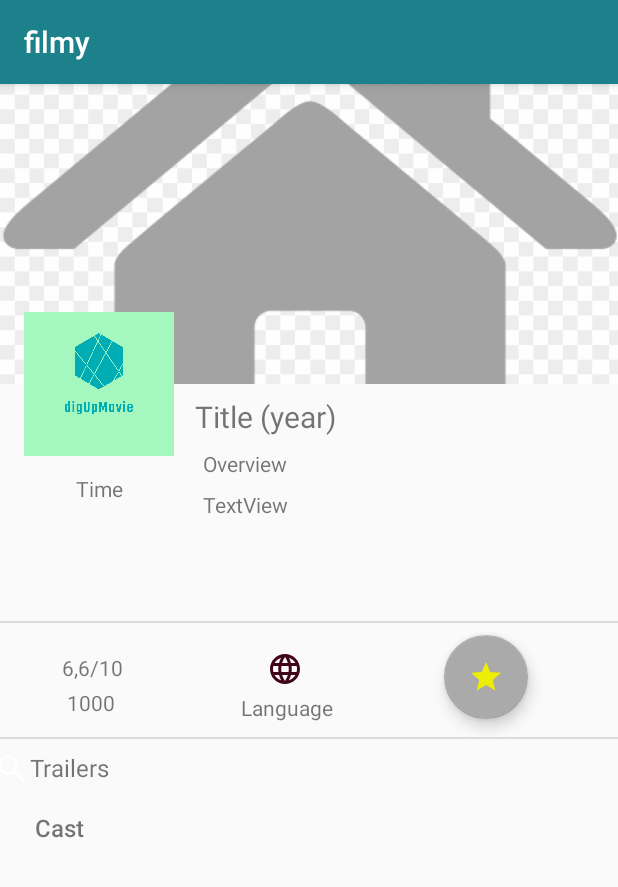
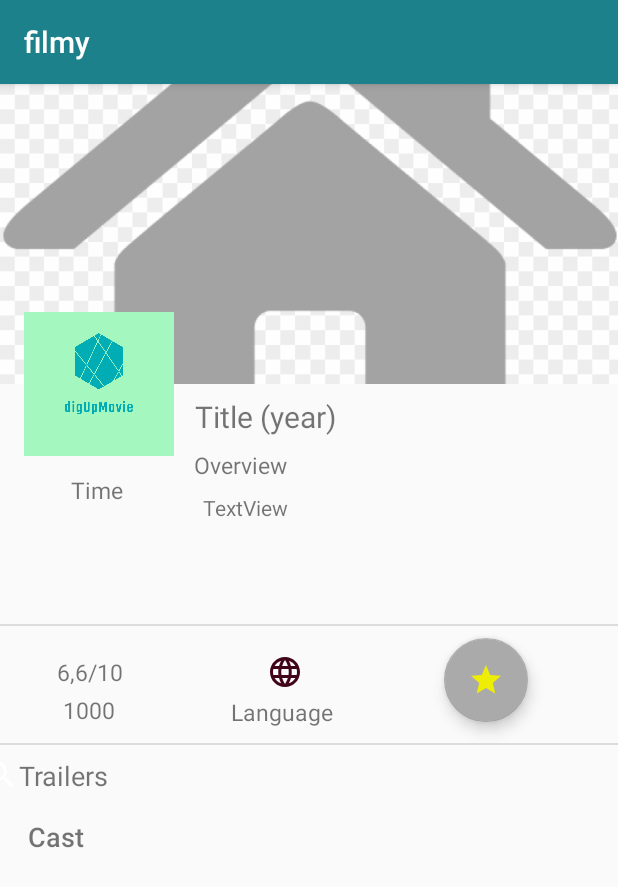
Before and after one commit to jedraas/movies-app, an Android app: the MovieDetail screen opened directly, with no data from a screen before it, on a phone screen of 412 x 824 dp. Shown: the top 887 px of the screen. Run offline under Robolectric (Android 15) with nearby library versions, the phone set to English and light mode, and no system bars.

Commit message:
Przejscie do moviedetail po nacisnieciu na film (otwieraja sie szczegoly dotyczace wybranego filmu)

```diff
--- a/app/src/main/java/com/example/filmy/MovieDetail.java
+++ b/app/src/main/java/com/example/filmy/MovieDetail.java
@@ -6,9 +6,14 @@ import android.os.Bundle;
 
 public class MovieDetail extends AppCompatActivity {
 
+
+
     @Override
     protected void onCreate(Bundle savedInstanceState) {
         super.onCreate(savedInstanceState);
         setContentView(R.layout.activity_movie_detail);
+
+        setTitle(getTitle());
     }
+
 }
--- a/app/src/main/java/com/example/filmy/PopularMovies.java
+++ b/app/src/main/java/com/example/filmy/PopularMovies.java
@@ -152,8 +152,6 @@ public class PopularMovies extends AppCompatActivity {
         recyclerView.setAdapter(movieAdapter);
         recyclerView.addItemDecoration(new DividerItemDecoration(recyclerView.getContext(), DividerItemDecoration.VERTICAL));
 
-
-
     }
 
 
--- a/app/src/main/res/layout/activity_movie_detail.xml
+++ b/app/src/main/res/layout/activity_movie_detail.xml
@@ -5,7 +5,7 @@
 
     android:layout_width="match_parent"
     android:layout_height="match_parent"
-    tools:context=".MovieDetail">
+    >
 
     <androidx.core.widget.NestedScrollView
         android:layout_width="match_parent"
@@ -60,6 +60,7 @@
                 android:layout_width="0dp"
                 android:layout_height="wrap_content"
                 android:text="Overview"
+                android:textSize="15sp"
                 android:layout_marginTop="8dp"
                 android:layout_marginEnd="220dp"
                 app:layout_constraintTop_toBottomOf="@+id/text_title"
@@ -83,6 +84,7 @@
                 android:layout_height="wrap_content"
                 android:layout_marginTop="12dp"
                 android:text="Time"
+                android:textSize="15sp"
                 app:layout_constraintTop_toBottomOf="@+id/imageView2"
                 app:layout_constraintEnd_toEndOf="parent"
                 android:layout_marginEnd="330dp"
@@ -117,6 +119,7 @@
                 android:layout_width="0dp"
                 android:layout_height="wrap_content"
                 android:text="6,6/10"
+                android:textSize="15sp"
                 tools:layout_editor_absoluteX="36dp"
                 android:layout_marginEnd="330dp"
                 android:layout_marginTop="20dp"
@@ -128,6 +131,7 @@
                 android:layout_width="wrap_content"
                 android:layout_height="wrap_content"
                 android:text="1000"
+                android:textSize="15sp"
                 android:layout_marginTop="4dp"
                 app:layout_constraintTop_toBottomOf="@+id/textVotes"
                 tools:layout_editor_absoluteX="42dp"
@@ -152,6 +156,7 @@
                 android:layout_height="wrap_content"
                 android:layout_marginTop="4dp"
                 android:text="Language"
+                android:textSize="15sp"
                 app:layout_constraintTop_toBottomOf="@+id/textIconLanguage"
                 tools:layout_editor_absoluteX="42dp"
                 app:layout_constraintEnd_toEndOf="parent"
@@ -186,7 +191,7 @@
                 android:layout_height="wrap_content"
                 android:drawableStart="@drawable/ic_search_black_24dp"
                 android:text="Trailers"
-                android:textSize="16sp"
+                android:textSize="18sp"
                 android:layout_marginTop="8dp"
                 android:layout_marginEnd="340dp"
                 tools:layout_editor_absoluteY="434dp"
@@ -213,7 +218,7 @@
                 android:paddingStart="16dp"
                 android:paddingEnd="16dp"
                 android:text="Cast"
-                android:textSize="16sp"
+                android:textSize="18sp"
                 android:textStyle="normal"
                 tools:layout_editor_absoluteX="0dp"
                 tools:layout_editor_absoluteY="668dp"
--- a/app/src/main/res/layout/movie_card.xml
+++ b/app/src/main/res/layout/movie_card.xml
@@ -5,8 +5,8 @@
 
     android:layout_width="match_parent"
     android:layout_height="wrap_content"
+    android:clickable="true"
     android:focusable="true"
-    android:clickable="true"
     tools:layout_width="200dp">
 
     <androidx.constraintlayout.widget.ConstraintLayout
@@ -14,6 +14,7 @@
         android:id="@+id/linearLayout"
         android:layout_width="match_parent"
         android:layout_height="wrap_content"
+        android:clickable="false"
         android:orientation="vertical">
 
         <ImageView
```
Also changed, not shown: app/src/main/java/com/example/filmy/MovieAdapter.java (+19 -1 lines).
